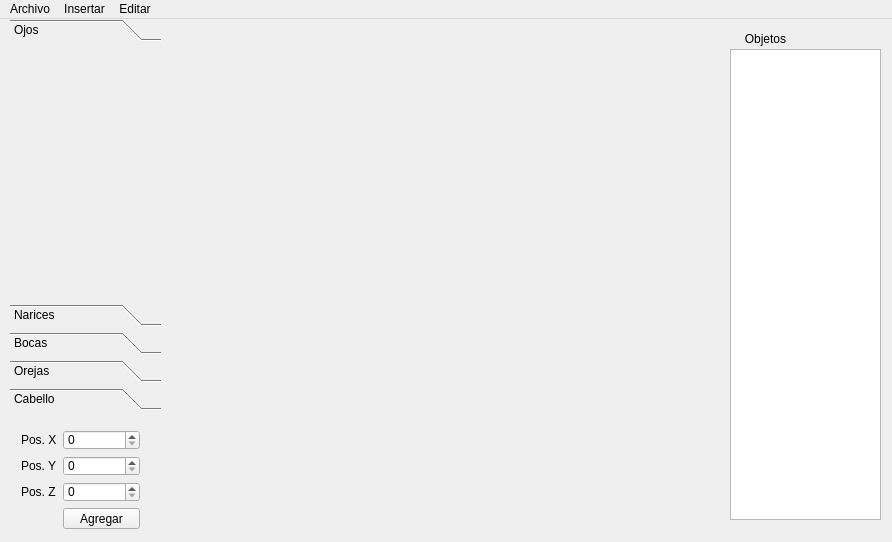
First picture: the form in mainwindow.ui, repository jcespinoza/ExamenLab1, before the edit.
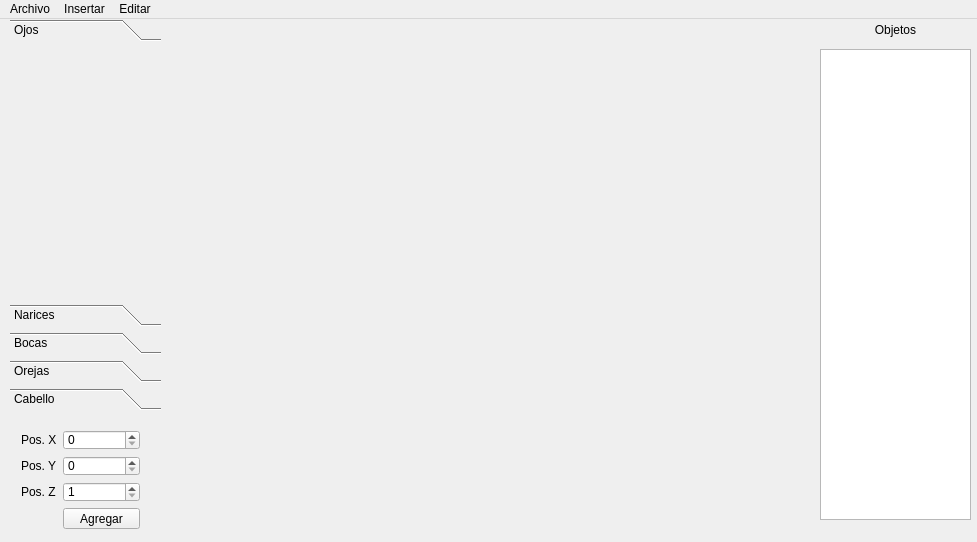
Second picture: the form after the edit. The open tabs and pages were chosen to show the change. Icons and pictures are not drawn.

Patch:
```diff
--- a/mainwindow.ui
+++ b/mainwindow.ui
@@ -6,7 +6,7 @@
    <rect>
     <x>0</x>
     <y>0</y>
-    <width>892</width>
+    <width>977</width>
     <height>542</height>
    </rect>
   </property>
@@ -145,7 +145,10 @@
       </widget>
      </item>
      <item row="2" column="1">
-      <widget class="QSpinBox" name="soPosz">
+      <widget class="QSpinBox" name="spPosz">
+       <property name="minimum">
+        <number>1</number>
+       </property>
        <property name="maximum">
         <number>10</number>
        </property>
@@ -165,7 +168,7 @@
      <rect>
       <x>170</x>
       <y>20</y>
-      <width>551</width>
+      <width>641</width>
       <height>491</height>
      </rect>
     </property>
@@ -174,7 +177,7 @@
    <widget class="QListWidget" name="lwObjects">
     <property name="geometry">
      <rect>
-      <x>730</x>
+      <x>820</x>
       <y>30</y>
       <width>151</width>
       <height>471</height>
@@ -184,8 +187,8 @@
    <widget class="QLabel" name="label_4">
     <property name="geometry">
      <rect>
-      <x>710</x>
-      <y>9</y>
+      <x>840</x>
+      <y>0</y>
       <width>111</width>
       <height>21</height>
      </rect>
@@ -203,7 +206,7 @@
     <rect>
      <x>0</x>
      <y>0</y>
-     <width>892</width>
+     <width>977</width>
      <height>21</height>
     </rect>
    </property>
```
Left out of the diff: 2 changed lines with no effect on the pictures.
